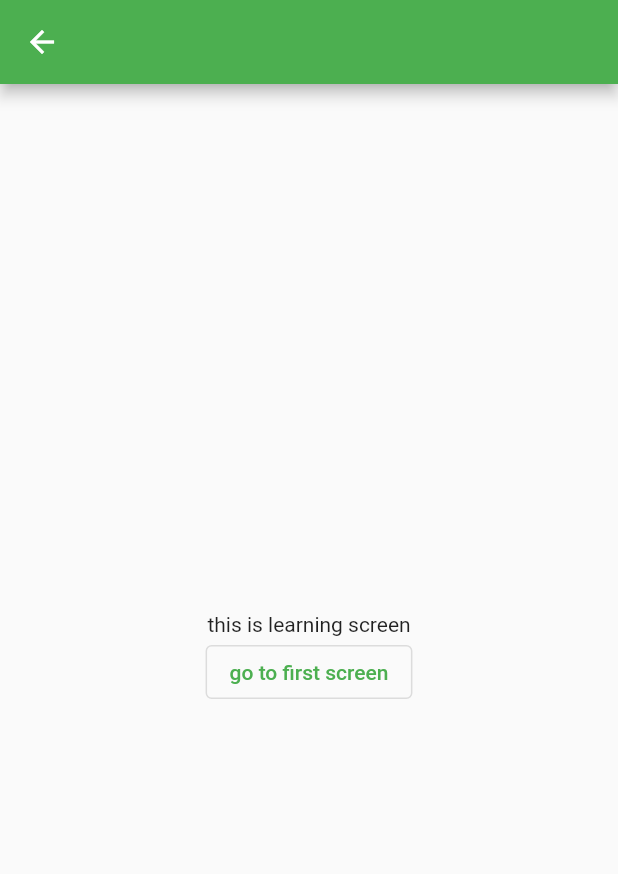
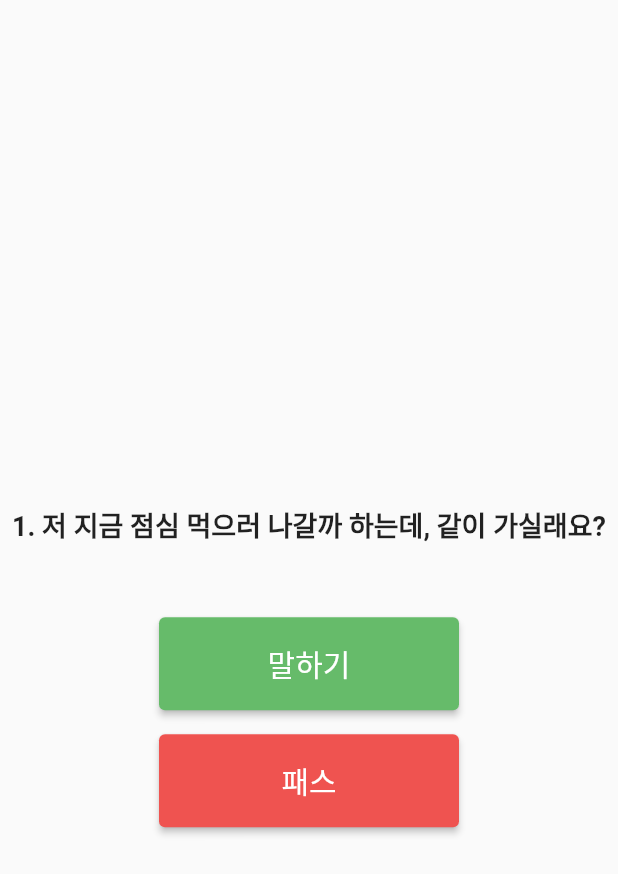
Before and after one commit to BumGyo/startup_project, a Flutter app: the LearningScreen screen opened directly, on a phone screen of 412 x 824 dp. Shown: the top 874 px of the screen. Run offline on Flutter 3.47's test engine with Material 2 defaults, Android fonts, the phone set to English and light mode, and no system bars.

Commit message:
학습하기 추가

```diff
--- a/lib/learning_screen.dart
+++ b/lib/learning_screen.dart
@@ -1,22 +1,59 @@
 import 'package:flutter/material.dart';
 
 class LearningScreen extends StatelessWidget {
+  // Define the top text as a const variable
+  static const String topText = '1. 저 지금 점심 먹으러 나갈까 하는데, 같이 가실래요?';
+
   @override
   Widget build(BuildContext context) {
     return Scaffold(
-      appBar: AppBar(),
       body: Center(
         child: Column(
           mainAxisAlignment: MainAxisAlignment.center,
+          crossAxisAlignment: CrossAxisAlignment.center,
           children: [
-            Text('this is learning screen'),
-            OutlinedButton(onPressed: (){
-              //뒤로가기 구현 by pop
-              Navigator.of(context).pop();
-            }, child: Text('go to first screen'))
+            const SizedBox(height: 64.0),
+            Text(
+              topText,
+              style: TextStyle(fontSize: 18.0, fontWeight: FontWeight.bold),
+            ),
+            const SizedBox(height: 48.0),
+            SizedBox(
+              width: 200.0,
+              child: ElevatedButton(
+                onPressed: () {
+                  // Add the functionality for the '말하기' button here
+                },
+                style: ElevatedButton.styleFrom(
+                  padding: const EdgeInsets.all(16.0),
+                  backgroundColor: Colors.green.shade400,
+                ),
+                child: const Text(
+                  '말하기',
+                  style: TextStyle(fontSize: 20.0),
+                ),
+              ),
+            ),
+            SizedBox(height: 16.0), // Adding spacing between the two buttons
+            SizedBox(
+              width: 200.0,
+              child: ElevatedButton(
+                onPressed: () {
+                  // Add the functionality for the '패스' button here
+                },
+                style: ElevatedButton.styleFrom(
+                  padding: const EdgeInsets.all(16.0),
+                  backgroundColor: Colors.red.shade400,
+                ),
+                child: const Text(
+                  '패스',
+                  style: TextStyle(fontSize: 20.0),
+                ),
+              ),
+            ),
           ],
         ),
-      )
+      ),
     );
   }
 }
```
Also changed, not shown: 1 other file.
